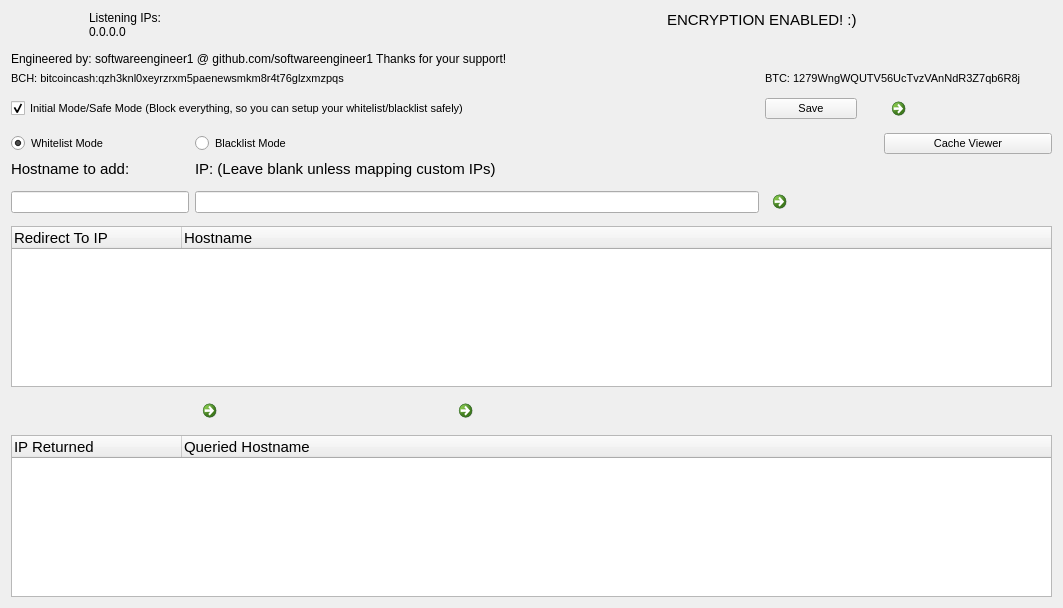
The window that CaptiveDNS/dnsserverwindow.ui (browseDNS/CaptiveDNS) describes before a commit, drawn with Qt 5.
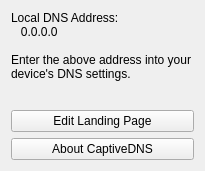
The same window after the commit. Icons and pictures are not drawn.

Commit message: create opening window, adjust default settings and landing page

```diff
--- a/CaptiveDNS/dnsserverwindow.ui
+++ b/CaptiveDNS/dnsserverwindow.ui
@@ -6,283 +6,29 @@
    <rect>
     <x>0</x>
     <y>0</y>
-    <width>1063</width>
-    <height>608</height>
+    <width>205</width>
+    <height>171</height>
    </rect>
   </property>
   <property name="windowTitle">
-   <string>Your Friendly DNS 2.0</string>
+   <string>CaptiveDNS</string>
   </property>
   <widget class="QWidget" name="centralWidget">
    <layout class="QGridLayout" name="gridLayout">
-    <item row="2" column="0" colspan="4">
-     <widget class="QLabel" name="label_4">
-      <property name="font">
-       <font>
-        <pointsize>8</pointsize>
-       </font>
-      </property>
+    <item row="2" column="0">
+     <widget class="QPushButton" name="editHTMLButton">
       <property name="text">
-       <string>BCH: bitcoincash:qzh3knl0xeyrzrxm5paenewsmkm8r4t76glzxmzpqs</string>
+       <string>Edit Landing Page</string>
       </property>
-      <property name="textInteractionFlags">
-       <set>Qt::LinksAccessibleByMouse|Qt::TextSelectableByMouse</set>
-      </property>
      </widget>
     </item>
-    <item row="11" column="8" colspan="3">
-     <widget class="QCommandLinkButton" name="firstAddButton">
-      <property name="text">
-       <string/>
-      </property>
-      <property name="icon">
-       <iconset resource="images.qrc">
-        <normaloff>:/images/plus.png</normaloff>:/images/plus.png</iconset>
-      </property>
-     </widget>
-    </item>
-    <item row="9" column="3" colspan="8">
-     <widget class="QLabel" name="label">
-      <property name="font">
-       <font>
-        <pointsize>11</pointsize>
-       </font>
-      </property>
-      <property name="text">
-       <string>IP: (Leave blank unless mapping custom IPs)</string>
-      </property>
-     </widget>
-    </item>
-    <item row="6" column="0" colspan="5">
-     <widget class="QCheckBox" name="initialMode">
-      <property name="font">
-       <font>
-        <pointsize>8</pointsize>
-       </font>
-      </property>
-      <property name="text">
-       <string>Initial Mode/Safe Mode (Block everything, so you can setup your whitelist/blacklist safely)</string>
-      </property>
-      <property name="checked">
-       <bool>true</bool>
-      </property>
-     </widget>
-    </item>
-    <item row="2" column="8" colspan="3">
-     <widget class="QLabel" name="label_2">
-      <property name="font">
-       <font>
-        <pointsize>8</pointsize>
-       </font>
-      </property>
-      <property name="text">
-       <string>BTC: 1279WngWQUTV56UcTvzVAnNdR3Z7qb6R8j</string>
-      </property>
-      <property name="textInteractionFlags">
-       <set>Qt::LinksAccessibleByMouse|Qt::TextSelectableByMouse</set>
-      </property>
-     </widget>
-    </item>
-    <item row="13" column="3">
-     <widget class="QCommandLinkButton" name="secondAddButton">
-      <property name="text">
-       <string/>
-      </property>
-      <property name="icon">
-       <iconset resource="images.qrc">
-        <normaloff>:/images/plus.png</normaloff>:/images/plus.png</iconset>
-      </property>
-     </widget>
-    </item>
-    <item row="0" column="0">
-     <widget class="QLabel" name="label_5">
-      <property name="text">
-       <string/>
-      </property>
-      <property name="pixmap">
-       <pixmap resource="images.qrc">:/images/newBCHaddr_small.png</pixmap>
-      </property>
-     </widget>
-    </item>
-    <item row="8" column="10">
-     <widget class="QPushButton" name="cacheViewButton">
-      <property name="font">
-       <font>
-        <pointsize>8</pointsize>
-       </font>
-      </property>
-      <property name="text">
-       <string>Cache Viewer</string>
-      </property>
-     </widget>
-    </item>
-    <item row="6" column="10">
-     <widget class="QCommandLinkButton" name="settingsButton">
-      <property name="text">
-       <string/>
-      </property>
-      <property name="icon">
-       <iconset resource="images.qrc">
-        <normaloff>:/images/gear.gif</normaloff>:/images/gear.gif</iconset>
-      </property>
-     </widget>
-    </item>
-    <item row="12" column="0" colspan="11">
-     <widget class="QTreeWidget" name="dnslist">
-      <property name="font">
-       <font>
-        <pointsize>11</pointsize>
-       </font>
-      </property>
-      <property name="editTriggers">
-       <set>QAbstractItemView::NoEditTriggers</set>
-      </property>
-      <property name="alternatingRowColors">
-       <bool>true</bool>
-      </property>
-      <property name="indentation">
-       <number>0</number>
-      </property>
-      <property name="uniformRowHeights">
-       <bool>true</bool>
-      </property>
-      <attribute name="headerDefaultSectionSize">
-       <number>170</number>
-      </attribute>
-      <attribute name="headerMinimumSectionSize">
-       <number>150</number>
-      </attribute>
-      <column>
-       <property name="text">
-        <string>Redirect To IP</string>
-       </property>
-      </column>
-      <column>
-       <property name="text">
-        <string>Hostname</string>
-       </property>
-      </column>
-     </widget>
-    </item>
-    <item row="11" column="3" colspan="5">
-     <widget class="QLineEdit" name="ipEdit"/>
-    </item>
-    <item row="6" column="8">
-     <widget class="QPushButton" name="saveButton">
-      <property name="font">
-       <font>
-        <pointsize>8</pointsize>
-       </font>
-      </property>
-      <property name="text">
-       <string>Save</string>
-      </property>
-     </widget>
-    </item>
-    <item row="0" column="10">
-     <widget class="QLabel" name="label_3">
-      <property name="sizePolicy">
-       <sizepolicy hsizetype="Minimum" vsizetype="Minimum">
-        <horstretch>0</horstretch>
-        <verstretch>0</verstretch>
-       </sizepolicy>
-      </property>
-      <property name="text">
-       <string/>
-      </property>
-      <property name="pixmap">
-       <pixmap resource="images.qrc">:/images/newBTCaddr_small.png</pixmap>
-      </property>
-      <property name="scaledContents">
-       <bool>false</bool>
-      </property>
-     </widget>
-    </item>
-    <item row="0" column="7" colspan="2">
-     <widget class="QLabel" name="encEnabled">
-      <property name="font">
-       <font>
-        <pointsize>11</pointsize>
-       </font>
-      </property>
-      <property name="text">
-       <string>ENCRYPTION ENABLED! :)
-</string>
-      </property>
-      <property name="wordWrap">
-       <bool>true</bool>
-      </property>
-     </widget>
-    </item>
-    <item row="8" column="0" colspan="2">
-     <widget class="QRadioButton" name="whitelistButton">
-      <property name="minimumSize">
-       <size>
-        <width>150</width>
-        <height>0</height>
-       </size>
-      </property>
-      <property name="font">
-       <font>
-        <pointsize>8</pointsize>
-       </font>
-      </property>
-      <property name="text">
-       <string>Whitelist Mode</string>
-      </property>
-      <property name="checked">
-       <bool>true</bool>
-      </property>
-     </widget>
-    </item>
-    <item row="14" column="0" colspan="11">
-     <widget class="QTreeWidget" name="dnsqueries">
-      <property name="font">
-       <font>
-        <pointsize>11</pointsize>
-       </font>
-      </property>
-      <property name="editTriggers">
-       <set>QAbstractItemView::NoEditTriggers</set>
-      </property>
-      <property name="alternatingRowColors">
-       <bool>true</bool>
-      </property>
-      <property name="indentation">
-       <number>0</number>
-      </property>
-      <attribute name="headerCascadingSectionResizes">
-       <bool>false</bool>
-      </attribute>
-      <attribute name="headerDefaultSectionSize">
-       <number>170</number>
-      </attribute>
-      <attribute name="headerMinimumSectionSize">
-       <number>150</number>
-      </attribute>
-      <column>
-       <property name="text">
-        <string>IP Returned</string>
-       </property>
-      </column>
-      <column>
-       <property name="text">
-        <string>Queried Hostname</string>
-       </property>
-      </column>
-     </widget>
-    </item>
-    <item row="0" column="3" colspan="2">
-     <widget class="QLabel" name="label_6">
-      <property name="text">
-       <string/>
-      </property>
-     </widget>
-    </item>
-    <item row="0" column="1" colspan="2">
+    <item row="1" column="0">
      <widget class="QLabel" name="listeningIPs">
       <property name="text">
-       <string>Listening IPs: 0.0.0.0</string>
+       <string>Local DNS Address:
+   0.0.0.0
+
+Enter the above address into your device's DNS settings.</string>
       </property>
       <property name="alignment">
        <set>Qt::AlignLeading|Qt::AlignLeft|Qt::AlignTop</set>
@@ -295,54 +41,10 @@
       </property>
      </widget>
     </item>
-    <item row="11" column="0" colspan="3">
-     <widget class="QLineEdit" name="hostnameEdit"/>
-    </item>
-    <item row="8" column="3">
-     <widget class="QRadioButton" name="blacklistButton">
-      <property name="minimumSize">
-       <size>
-        <width>250</width>
-        <height>0</height>
-       </size>
-      </property>
-      <property name="font">
-       <font>
-        <pointsize>8</pointsize>
-       </font>
-      </property>
+    <item row="3" column="0">
+     <widget class="QPushButton" name="aboutApp">
       <property name="text">
-       <string>Blacklist Mode</string>
-      </property>
-     </widget>
-    </item>
-    <item row="13" column="4">
-     <widget class="QCommandLinkButton" name="removeButton">
-      <property name="text">
-       <string/>
-      </property>
-      <property name="icon">
-       <iconset resource="images.qrc">
-        <normaloff>:/images/minus.png</normaloff>:/images/minus.png</iconset>
-      </property>
-     </widget>
-    </item>
-    <item row="1" column="0" colspan="8">
-     <widget class="QLabel" name="label_7">
-      <property name="text">
-       <string>Engineered by: softwareengineer1 @ github.com/softwareengineer1 Thanks for your support!</string>
-      </property>
-     </widget>
-    </item>
-    <item row="9" column="0" colspan="2">
-     <widget class="QLabel" name="hostnameLabel">
-      <property name="font">
-       <font>
-        <pointsize>11</pointsize>
-       </font>
-      </property>
-      <property name="text">
-       <string>Hostname to add:</string>
+       <string>About CaptiveDNS</string>
       </property>
      </widget>
     </item>
```
Left out of the diff: 15 changed lines with no effect on the pictures. The commit also changes 8 other files.
